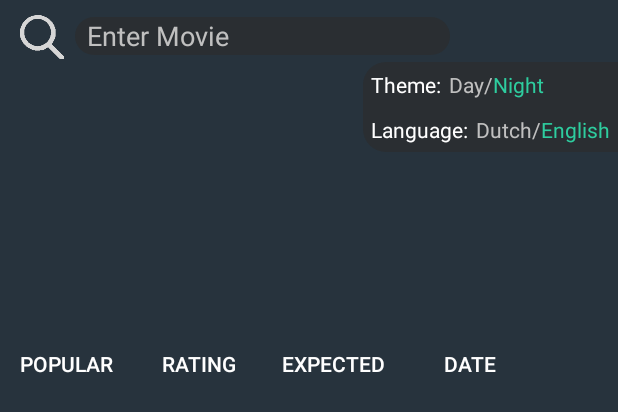
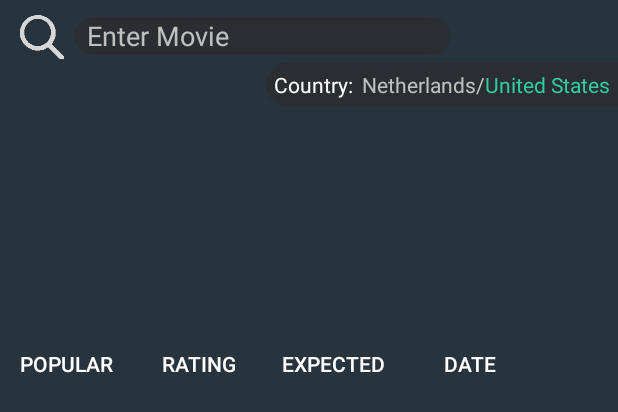
Before and after one commit to GreenAtmoz/1.3-Android-Movie-Database, an Android app: the layout activity_main.xml on its own in the app's theme, with its tools: preview values and no code run, on a phone screen of 412 x 824 dp. Shown: the top 412 px of the screen. Run offline under Robolectric (Android 15) with nearby library versions, the phone set to English and light mode, and no system bars.

Commit message:
Hardcoded Text to Strings/Search Loop Works/ Navbar Android Collered

```diff
--- a/MovieApp/app/src/main/AndroidManifest.xml
+++ b/MovieApp/app/src/main/AndroidManifest.xml
@@ -9,9 +9,9 @@
     <uses-permission android:name="android.permission.ACCESS_WIFI_STATE"/>
     <application
         android:allowBackup="true"
-        android:icon="@drawable/playbutton"
+        android:icon="@drawable/iconel"
         android:label="@string/app_name"
-        android:roundIcon="@drawable/playbutton"
+        android:roundIcon="@drawable/iconel"
         android:supportsRtl="true"
         android:theme="@style/AppTheme"
         android:networkSecurityConfig="@xml/network_security_config">
--- a/MovieApp/app/src/main/res/layout/activity_main.xml
+++ b/MovieApp/app/src/main/res/layout/activity_main.xml
@@ -98,7 +98,7 @@
         app:layout_constraintVertical_bias="0.0">
 
         <ImageView
-            android:id="@+id/imageView3"
+            android:id="@+id/loop"
             android:layout_width="56dp"
             android:layout_height="49dp"
             android:paddingStart="13dp"
@@ -142,43 +142,7 @@
             android:orientation="vertical"
             android:layout_marginTop="41dp"
             android:background="@drawable/settingsbackground">
-            <LinearLayout
-                android:layout_width="match_parent"
-                android:layout_height="match_parent"
-                android:orientation="horizontal"
-                android:padding="5dp"
-                >
 
-
-            <TextView
-                android:layout_width="wrap_content"
-                android:layout_height="wrap_content"
-                android:text="@string/theme"
-                android:textColor="@color/white">
-            </TextView>
-            <TextView
-                android:id="@+id/day"
-                android:paddingLeft="5dp"
-                android:layout_width="wrap_content"
-                android:layout_height="wrap_content"
-                android:textColor="@color/darker_white"
-                android:text="@string/day"
-                android:paddingStart="5dp">
-            </TextView>
-                <TextView
-                    android:layout_width="wrap_content"
-                    android:layout_height="wrap_content"
-                    android:text="@string/dash"
-                    android:textColor="@color/darker_white">
-                </TextView>
-                <TextView
-                    android:id="@+id/night"
-                    android:layout_width="wrap_content"
-                    android:layout_height="wrap_content"
-                    android:text="@string/night"
-                    android:textColor="@color/playbuttongreen">
-                </TextView>
-        </LinearLayout>
             <LinearLayout
                 android:layout_width="match_parent"
                 android:layout_height="match_parent"
--- a/MovieApp/app/src/main/res/values/colors.xml
+++ b/MovieApp/app/src/main/res/values/colors.xml
@@ -5,7 +5,7 @@
     <color name="colorAccent">#D81B60</color>
     <color name="superblack">#000000</color>
     <color name="menubar">#222c35</color>
-    <color name="transparant">#0000</color>
+    <color name="transparant">#03000000</color>
     <color name="white">#FFFFFF</color>
     <color name="orange">#ffa500</color>
     <color name="grey">#8B808080</color>#808080
--- a/MovieApp/app/src/main/res/values/strings.xml
+++ b/MovieApp/app/src/main/res/values/strings.xml
@@ -11,12 +11,14 @@
     <string name="reviews">REVIEWS</string>
     <string name="submit_review">Submit review</string>
     <string name="ReviewRating">Rating ★</string>
-    <string name="_0_0">0.0</string>
-    <string name="language">Language:</string>
+    <string name="_0_0" translatable="false">0.0</string>
+    <string name="language">Country:</string>
     <string name="night">Night</string>
-    <string name="dash">/</string>
-    <string name="english">English</string>
-    <string name="dutch">Dutch</string>
+    <string name="dash" translatable="false">/</string>
+    <string name="english">United States</string>
+    <string name="dutch">Netherlands</string>
     <string name="day">Day</string>
     <string name="theme">Theme:</string>
+    <string name="languageChangedNL">Country changed to the Netherlands</string>
+    <string name="languageChangedEN">Country changed to the United States</string>
 </resources>
--- a/MovieApp/app/src/main/res/values/styles.xml
+++ b/MovieApp/app/src/main/res/values/styles.xml
@@ -1,4 +1,4 @@
-<resources>
+<resources xmlns:tools="http://schemas.android.com/tools">
 
     <!-- Base application theme. -->
     <style name="AppTheme" parent="Theme.AppCompat.Light.NoActionBar">
@@ -6,6 +6,9 @@
         <item name="colorPrimary">@color/superblack</item>
         <item name="colorPrimaryDark">@color/superblack</item>
         <item name="colorAccent">@color/colorAccent</item>
+
+        <item name="android:navigationBarColor" tools:targetApi="21">@color/menubar</item>
+
     </style>
 
 </resources>
```
Also changed, not shown: MovieApp/app/src/main/java/com/example/movieapp/MainActivity.java (+17 -48 lines), MovieApp/app/src/main/res/drawable/iconel.png (added), 1 other file.
